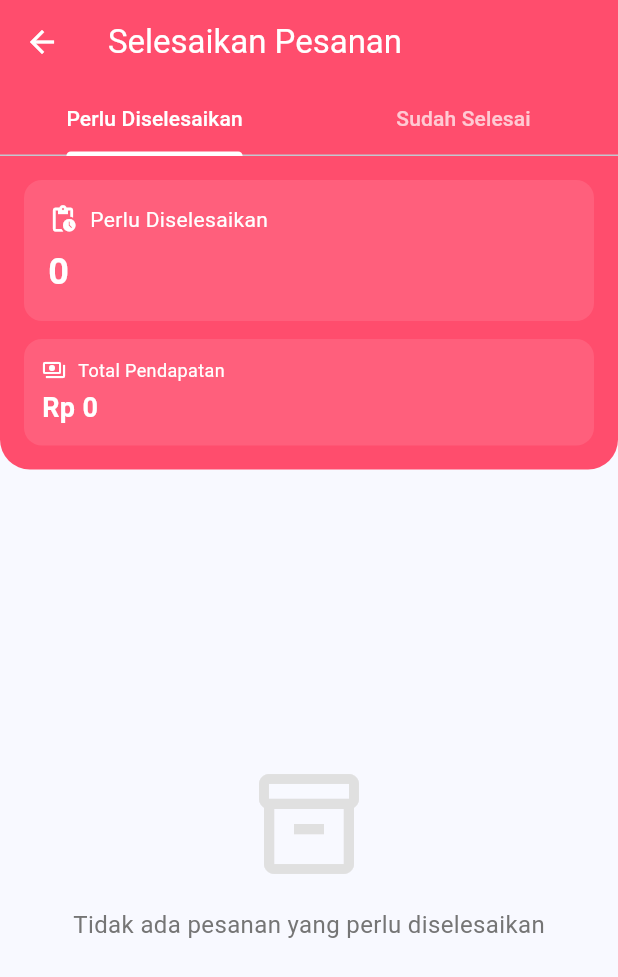
After one commit to andhikafajarprayoga/ecommerce_kumbly, a Flutter app: the AdminHomeScreen screen opened by its route, scrolled down 712 dp, after a tap on "Selesaikan Pesanan", on a phone screen of 412 x 824 dp. The commit adds this screen. Shown: the top 977 px of the screen. Run offline on Flutter 3.47's test engine with Material 3 defaults, Android fonts, the light colour scheme and no system bars; our stand-ins replace carousel_slider, flutter_local_notifications, flutter_map, flutter_rating_bar, font_awesome_flutter, geocoding and 13 more; missing offline and left inert: realtime_client, workmanager; accounts and stored records are empty.

Commit message:
Add Complete Orders screen to AdminHomeScreen
- Introduce new menu card for completing delivered orders
- Implement badge count using Supabase stream for delivered orders
- Add navigation to CompleteOrdersScreen with green color theme

```diff
--- /dev/null
+++ b/lib/pages/admin/feature/complete_orders_screen.dart
@@ -0,0 +1,475 @@
+import 'package:flutter/material.dart';
+import 'package:get/get.dart';
+import 'package:supabase_flutter/supabase_flutter.dart';
+import 'package:intl/intl.dart';
+import '../../../theme/app_theme.dart';
+
+class CompleteOrdersScreen extends StatefulWidget {
+  @override
+  _CompleteOrdersScreenState createState() => _CompleteOrdersScreenState();
+}
+
+class _CompleteOrdersScreenState extends State<CompleteOrdersScreen>
+    with SingleTickerProviderStateMixin {
+  final supabase = Supabase.instance.client;
+  final RxList<Map<String, dynamic>> orders = <Map<String, dynamic>>[].obs;
+  final RxBool isLoading = true.obs;
+  TabController? _tabController;
+
+  @override
+  void initState() {
+    super.initState();
+    _tabController = TabController(length: 2, vsync: this);
+    _fetchOrders();
+  }
+
+  @override
+  void dispose() {
+    _tabController?.dispose();
+    super.dispose();
+  }
+
+  Future<void> _fetchOrders() async {
+    try {
+      isLoading.value = true;
+
+      final response = await supabase.from('orders').select('''
+            *,
+            buyer:users (
+              full_name,
+              phone
+            ),
+            payment_method:payment_methods (
+              name
+            ),
+            courier:users (
+              email
+            )
+          ''').inFilter('status', [
+        'delivered',
+        'completed'
+      ]) // Ambil kedua status
+          .order('created_at', ascending: false);
+
+      orders.assignAll(List<Map<String, dynamic>>.from(response));
+    } catch (e) {
+      print('Error fetching orders: $e');
+      Get.snackbar('Error', 'Gagal memuat data pesanan',
+          backgroundColor: Colors.red, colorText: Colors.white);
+    } finally {
+      isLoading.value = false;
+    }
+  }
+
+  Future<void> _completeOrder(String orderId) async {
+    try {
+      await supabase.from('orders').update({
+        'status': 'completed',
+      }).eq('id', orderId);
+
+      Get.snackbar(
+        'Sukses',
+        'Pesanan berhasil diselesaikan',
+        backgroundColor: Colors.green,
+        colorText: Colors.white,
+      );
+
+      _fetchOrders();
+    } catch (e) {
+      print('Error completing order: $e');
+      Get.snackbar(
+        'Error',
+        'Gagal menyelesaikan pesanan',
+        backgroundColor: Colors.red,
+        colorText: Colors.white,
+      );
+    }
+  }
+
+  @override
+  Widget build(BuildContext context) {
+    if (_tabController == null) return const SizedBox();
+
+    return Scaffold(
+      appBar: AppBar(
+        title: Text('Selesaikan Pesanan'),
+        backgroundColor: AppTheme.primary,
+        foregroundColor: Colors.white,
+        elevation: 0,
+        bottom: TabBar(
+          controller: _tabController,
+          tabs: [
+            Tab(text: 'Perlu Diselesaikan'),
+            Tab(text: 'Sudah Selesai'),
+          ],
+          indicatorColor: Colors.white,
+          labelColor: Colors.white,
+          unselectedLabelColor: Colors.white70,
+        ),
+      ),
+      body: TabBarView(
+        controller: _tabController,
+        children: [
+          _buildOrdersList(status: 'delivered', showCompleteButton: true),
+          _buildOrdersList(status: 'completed', showCompleteButton: false),
+        ],
+      ),
+    );
+  }
+
+  Widget _buildOrdersList(
+      {required String status, required bool showCompleteButton}) {
+    return Column(
+      children: [
+        // Header Summary
+        Container(
+          padding: EdgeInsets.all(16),
+          decoration: BoxDecoration(
+            color: AppTheme.primary,
+            borderRadius: BorderRadius.only(
+              bottomLeft: Radius.circular(20),
+              bottomRight: Radius.circular(20),
+            ),
+          ),
+          child: Obx(() {
+            final filteredOrders =
+                orders.where((o) => o['status'] == status).toList();
+            double totalAmount = 0;
+
+            // Hitung total amount
+            for (var order in filteredOrders) {
+              totalAmount += (order['total_amount'] ?? 0) +
+                  (order['shipping_cost'] ?? 0) +
+                  (order['payment_method']?['admin'] ?? 0);
+            }
+
+            return Column(
+              children: [
+                Row(
+                  children: [
+                    Expanded(
+                      child: _buildSummaryCard(
+                        status == 'delivered'
+                            ? 'Perlu Diselesaikan'
+                            : 'Sudah Selesai',
+                        '${filteredOrders.length}',
+                        status == 'delivered'
+                            ? Icons.pending_actions
+                            : Icons.check_circle_outline,
+                      ),
+                    ),
+                  ],
+                ),
+                SizedBox(height: 12),
+                Container(
+                  padding: EdgeInsets.all(12),
+                  decoration: BoxDecoration(
+                    color: Colors.white.withOpacity(0.1),
+                    borderRadius: BorderRadius.circular(12),
+                  ),
+                  child: Row(
+                    mainAxisAlignment: MainAxisAlignment.spaceBetween,
+                    children: [
+                      Column(
+                        crossAxisAlignment: CrossAxisAlignment.start,
+                        children: [
+                          Row(
+                            children: [
+                              Icon(Icons.payments_outlined,
+                                  color: Colors.white, size: 16),
+                              SizedBox(width: 8),
+                              Text(
+                                'Total Pendapatan',
+                                style: TextStyle(
+                                  color: Colors.white,
+                                  fontSize: 12,
+                                ),
+                              ),
+                            ],
+                          ),
+                          SizedBox(height: 4),
+                          Text(
+                            NumberFormat.currency(
+                              locale: 'id',
+                              symbol: 'Rp ',
+                              decimalDigits: 0,
+                            ).format(totalAmount),
+                            style: TextStyle(
+                              color: Colors.white,
+                              fontSize: 18,
+                              fontWeight: FontWeight.bold,
+                            ),
+                          ),
+                        ],
+                      ),
+                    ],
+                  ),
+                ),
+              ],
+            );
+          }),
+        ),
+
+        // Orders List
+        Expanded(
+          child: Obx(() {
+            if (isLoading.value) {
+              return Center(
+                  child: CircularProgressIndicator(color: AppTheme.primary));
+            }
+
+            final filteredOrders =
+                orders.where((o) => o['status'] == status).toList();
+
+            if (filteredOrders.isEmpty) {
+              return Center(
+                child: Column(
+                  mainAxisAlignment: MainAxisAlignment.center,
+                  children: [
+                    Icon(Icons.inventory_2_outlined,
+                        size: 80, color: Colors.grey[300]),
+                    SizedBox(height: 16),
+                    Text(
+                      status == 'delivered'
+                          ? 'Tidak ada pesanan yang perlu diselesaikan'
+                          : 'Belum ada pesanan yang selesai',
+                      style: TextStyle(fontSize: 16, color: Colors.grey[600]),
+                    ),
+                  ],
+                ),
+              );
+            }
+
+            return RefreshIndicator(
+              onRefresh: () => _fetchOrders(),
+              child: ListView.builder(
+                padding: EdgeInsets.all(16),
+                itemCount: filteredOrders.length,
+                itemBuilder: (context, index) {
+                  final order = filteredOrders[index];
+                  final buyer = order['buyer'] as Map<String, dynamic>;
+                  final paymentMethod =
+                      order['payment_method'] as Map<String, dynamic>;
+                  final courier = order['courier'] as Map<String, dynamic>?;
+
+                  return Card(
+                    margin: EdgeInsets.only(bottom: 16),
+                    elevation: 2,
+                    shape: RoundedRectangleBorder(
+                      borderRadius: BorderRadius.circular(12),
+                    ),
+                    child: Column(
+                      children: [
+                        // Order Header
+                        Container(
+                          padding: EdgeInsets.all(16),
+                          decoration: BoxDecoration(
+                            color: Colors.blue.shade50,
+                            borderRadius: BorderRadius.only(
+                              topLeft: Radius.circular(12),
+                              topRight: Radius.circular(12),
+                            ),
+                          ),
+                          child: Row(
+                            mainAxisAlignment: MainAxisAlignment.spaceBetween,
+                            children: [
+                              Column(
+                                crossAxisAlignment: CrossAxisAlignment.start,
+                                children: [
+                                  Text(
+                                    'Order #${order['id'].toString().substring(0, 8)}',
+                                    style: TextStyle(
+                                      fontWeight: FontWeight.bold,
+                                      fontSize: 16,
+                                    ),
+                                  ),
+                                  SizedBox(height: 4),
+                                  Text(
+                                    DateFormat('dd MMM yyyy HH:mm').format(
+                                        DateTime.parse(order['created_at'])),
+                                    style: TextStyle(
+                                      color: Colors.grey[600],
+                                      fontSize: 12,
+                                    ),
+                                  ),
+                                ],
+                              ),
+                              _buildStatusBadge(status),
+                            ],
+                          ),
+                        ),
+
+                        // Order Details
+                        Padding(
+                          padding: EdgeInsets.all(16),
+                          child: Column(
+                            children: [
+                              _buildDetailRow(
+                                Icons.person_outline,
+                                'Pembeli',
+                                buyer['full_name'],
+                              ),
+                              _buildDetailRow(
+                                Icons.phone_outlined,
+                                'Telepon',
+                                buyer['phone'],
+                              ),
+                              _buildDetailRow(
+                                Icons.payment_outlined,
+                                'Pembayaran',
+                                paymentMethod['name'],
+                              ),
+                              _buildDetailRow(
+                                Icons.delivery_dining_outlined,
+                                'Kurir',
+                                courier?['email'] ?? 'Belum ditentukan',
+                              ),
+                              _buildDetailRow(
+                                Icons.location_on_outlined,
+                                'Alamat',
+                                order['shipping_address'],
+                              ),
+                              Divider(height: 24),
+                              _buildDetailRow(
+                                Icons.attach_money,
+                                'Total',
+                                NumberFormat.currency(
+                                  locale: 'id',
+                                  symbol: 'Rp ',
+                                  decimalDigits: 0,
+                                ).format(order['total_amount']),
+                                isTotal: true,
+                              ),
+                            ],
+                          ),
+                        ),
+
+                        // Action Button - hanya tampilkan jika showCompleteButton true
+                        if (showCompleteButton) ...[
+                          Padding(
+                            padding: EdgeInsets.all(16),
+                            child: ElevatedButton.icon(
+                              onPressed: () => _completeOrder(order['id']),
+                              icon: Icon(Icons.check_circle_outline),
+                              label: Text('Selesaikan Pesanan'),
+                              style: ElevatedButton.styleFrom(
+                                backgroundColor: Colors.green,
+                                foregroundColor: Colors.white,
+                                minimumSize: Size(double.infinity, 45),
+                                shape: RoundedRectangleBorder(
+                                  borderRadius: BorderRadius.circular(8),
+                                ),
+                              ),
+                            ),
+                          ),
+                        ],
+                      ],
+                    ),
+                  );
+                },
+              ),
+            );
+          }),
+        ),
+      ],
+    );
+  }
+
+  Widget _buildSummaryCard(String title, String value, IconData icon) {
+    return Container(
+      padding: EdgeInsets.all(16),
+      decoration: BoxDecoration(
+        color: Colors.white.withOpacity(0.1),
+        borderRadius: BorderRadius.circular(12),
+      ),
+      child: Column(
+        crossAxisAlignment: CrossAxisAlignment.start,
+        children: [
+          Row(
+            children: [
+              Icon(icon, color: Colors.white, size: 20),
+              SizedBox(width: 8),
+              Text(
+                title,
+                style: TextStyle(
+                  color: Colors.white,
+                  fontSize: 14,
+                ),
+              ),
+            ],
+          ),
+          SizedBox(height: 8),
+          Text(
+            value,
+            style: TextStyle(
+              color: Colors.white,
+              fontSize: 24,
+              fontWeight: FontWeight.bold,
+            ),
+          ),
+        ],
+      ),
+    );
+  }
+
+  Widget _buildDetailRow(IconData icon, String label, String value,
+      {bool isTotal = false}) {
+    return Padding(
+      padding: EdgeInsets.symmetric(vertical: 8),
+      child: Row(
+        children: [
+          Icon(icon, size: 20, color: Colors.grey[600]),
+          SizedBox(width: 12),
+          Expanded(
+            child: Column(
+              crossAxisAlignment: CrossAxisAlignment.start,
+              children: [
+                Text(
+                  label,
+                  style: TextStyle(
+                    color: Colors.grey[600],
+                    fontSize: 12,
+                  ),
+                ),
+                SizedBox(height: 4),
+                Text(
+                  value,
+                  style: TextStyle(
+                    fontSize: 14,
+                    fontWeight: isTotal ? FontWeight.bold : FontWeight.normal,
+                    color: isTotal ? Colors.green : Colors.black87,
+                  ),
+                ),
+              ],
+            ),
+          ),
+        ],
+      ),
+    );
+  }
+
+  Widget _buildStatusBadge(String status) {
+    return Container(
+      padding: EdgeInsets.symmetric(horizontal: 12, vertical: 6),
+      decoration: BoxDecoration(
+        color: Colors.blue.shade100,
+        borderRadius: BorderRadius.circular(20),
+      ),
+      child: Row(
+        mainAxisSize: MainAxisSize.min,
+        children: [
+          Icon(Icons.local_shipping_outlined, size: 16, color: Colors.blue),
+          SizedBox(width: 4),
+          Text(
+            status,
+            style: TextStyle(
+              color: Colors.blue,
+              fontSize: 12,
+              fontWeight: FontWeight.bold,
+            ),
+          ),
+        ],
+      ),
+    );
+  }
+}
--- a/lib/pages/admin/home_screen.dart
+++ b/lib/pages/admin/home_screen.dart
@@ -25,6 +25,7 @@ import 'pengiriman/pengiriman_screen.dart';
 import './account/admin_account_screen.dart';
 import 'pengiriman/pengiriman_types_screen.dart';
 import 'feature/admin_fees_screen.dart';
+import 'feature/complete_orders_screen.dart';
 
 class AdminHomeScreen extends StatelessWidget {
   final AuthController authController = Get.find<AuthController>();
@@ -293,6 +294,18 @@ class AdminHomeScreen extends StatelessWidget {
                             subtitle: 'Kelola Fee Admin Hotel',
                             color: Colors.red,
                             onTap: () => Get.to(() => AdminFeesScreen()),
+                          ),
+                          _buildMenuCard(
+                            icon: Icons.check_circle_outline,
+                            title: 'Selesaikan Pesanan',
+                            subtitle: 'Selesaikan pesanan yang sudah terkirim',
+                            color: Colors.green,
+                            onTap: () => Get.to(() => CompleteOrdersScreen()),
+                            badgeStream: supabase
+                                .from('orders')
+                                .stream(primaryKey: ['id'])
+                                .eq('status', 'delivered')
+                                .map((data) => data.length),
                           ),
                         ],
                       ),
```
